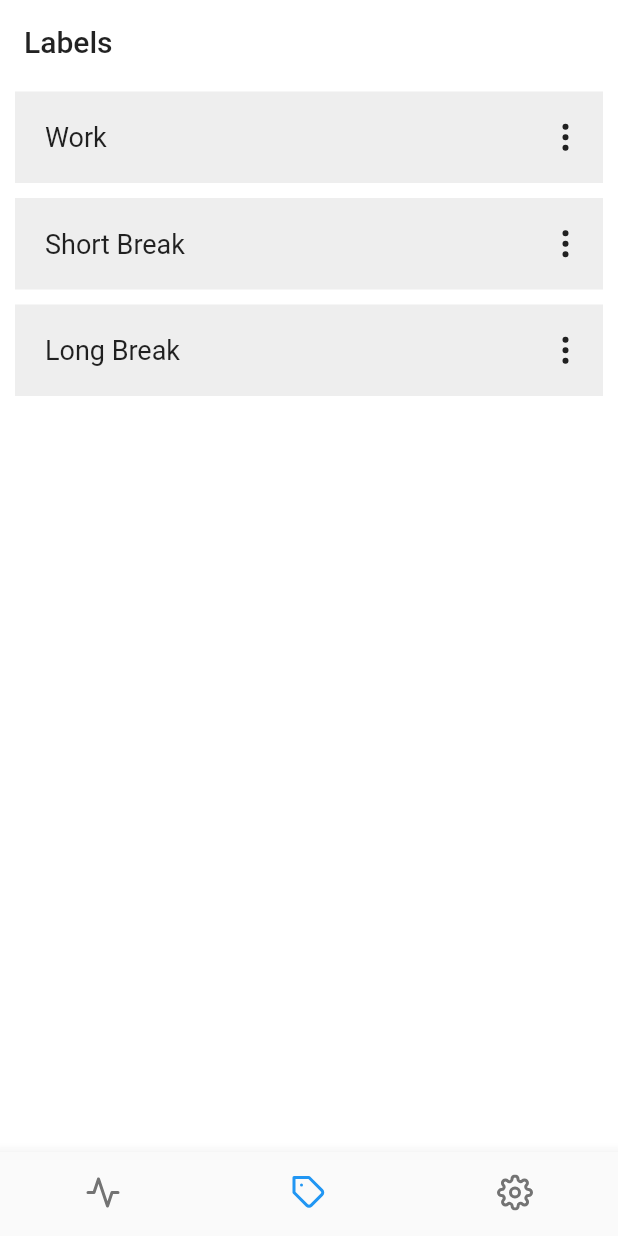
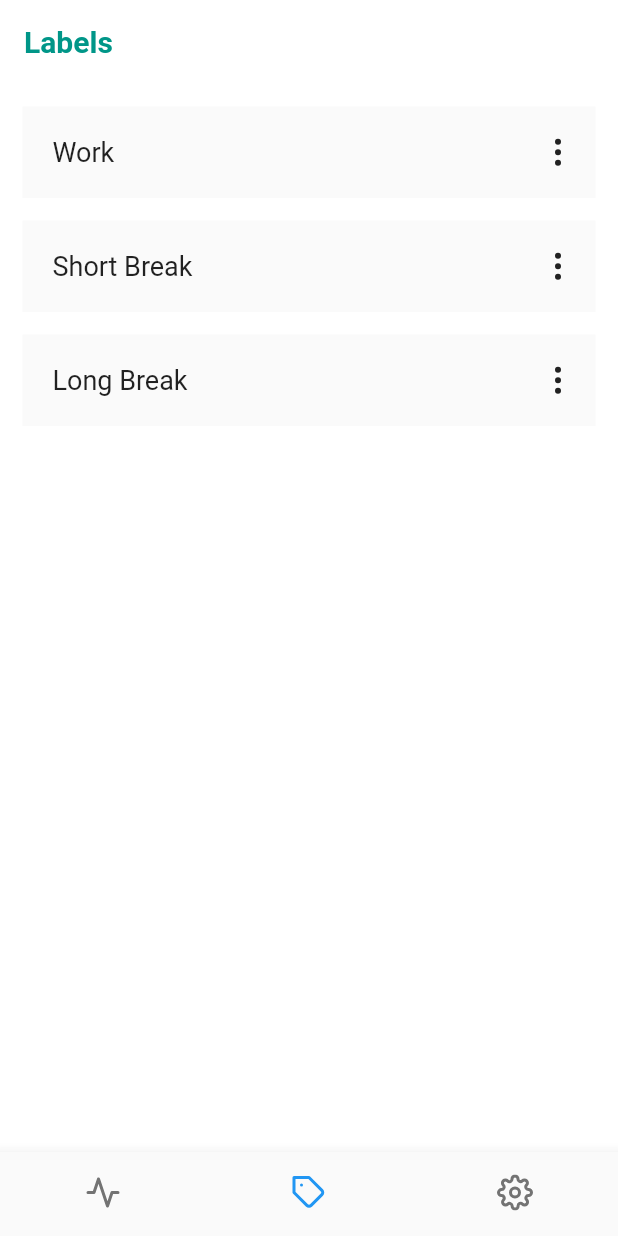
Before and after one commit to sanket143/hebi, a Flutter app: the screen it shows after launch, on a phone screen of 412 x 824 dp. Run offline on Flutter 3.47's test engine with Material 2 defaults, Android fonts, the phone set to English and light mode, and no system bars; our stand-ins replace feather_icons_flutter.

Commit message:
feat(labels): timer and label description

```diff
--- a/lib/pages/home.dart
+++ b/lib/pages/home.dart
@@ -36,12 +36,16 @@ class _HomeState extends State<Home> with SingleTickerProviderStateMixin {
   @override
   Widget build(BuildContext context) {
     return MaterialApp(
+      theme: ThemeData(
+        primaryColor: Colors.teal
+      ),
       home: Scaffold(
         appBar: AppBar(
           title: Text(
             _childrenTitle[_index],
             style: TextStyle(
-              color: Colors.black87,
+              color: Colors.teal,
+              fontWeight: FontWeight.bold,
             ),
           ),
           backgroundColor: Colors.white,
--- a/lib/pages/labels.dart
+++ b/lib/pages/labels.dart
@@ -3,42 +3,96 @@ import 'package:flutter/material.dart';
 
 import 'timer.dart';
 
-class Labels extends StatelessWidget {
+class Labels extends StatefulWidget {
+  @override
+  _LabelsState createState() => _LabelsState();
+}
+
+class _LabelsState extends State<Labels> {
+  final List _labels = [
+    {
+      "labelName": "Work",
+      "time": 1800,
+    },
+    {
+      "labelName": "Short Break",
+      "time": 1900,
+    },
+    {
+      "labelName": "Long Break",
+      "time": 2100,
+    },
+  ];
+  int _current_edit = -1;
+
   @override
   Widget build(BuildContext context) {
     return Container(
       color: Colors.white,
       child: ListView(
-        children: <Widget>[
-          Label("Work", 1800),
-          Label("Short Break", 1900),
-          Label("Long Break", 2100),
-        ],
+        children: _labels
+            .asMap()
+            .map(
+              (idx, item) => MapEntry(
+                idx,
+                Label(
+                  idx,
+                  labelName: item["labelName"],
+                  time: item["time"],
+                  editMode: _current_edit == idx,
+                  onToggleEdit: (index) {
+                    setState(() {
+                      this._current_edit = _current_edit == idx ? -1 : idx;
+                    });
+                  },
+                ),
+              ),
+            )
+            .values
+            .toList(),
       ),
     );
   }
 }
 
-class Label extends StatelessWidget {
+class Label extends StatefulWidget {
+  final int index;
   final String labelName;
   final int time;
+  final bool editMode;
+  final void Function(int) onToggleEdit;
 
-  Label(this.labelName, this.time);
+  Label(
+    this.index, {
+    this.labelName,
+    this.time,
+    this.editMode,
+    this.onToggleEdit,
+  });
+
+  @override
+  _LabelState createState() => _LabelState();
+}
+
+class _LabelState extends State<Label> {
+  double _bodyHeight = 0;
 
   @override
   Widget build(BuildContext context) {
     return Padding(
-      padding: const EdgeInsets.fromLTRB(10.0, 5.0, 10.0, 5.0),
+      padding: const EdgeInsets.fromLTRB(15.0, 15.0, 15.0, 0.0),
       child: Container(
-        color: Color(0xFFEEEEEE),
-        child: Row(
+        color: Color(0xFFFAFAFA),
+        child: Column(
+          children: [
+            Row(
               children: <Widget>[
                 Expanded(
                   child: GestureDetector(
                     child: Padding(
                       padding: const EdgeInsets.all(20.0),
                       child: Text(
-                    labelName,
+                        widget.labelName,
                         style: TextStyle(fontSize: 18.0),
                       ),
                     ),
@@ -47,7 +101,7 @@ class Label extends StatelessWidget {
                         context,
                         MaterialPageRoute(
                           builder: (context) => TimerPage(
-                        session: time,
+                            session: widget.time,
                           ),
                         ),
                       );
@@ -60,49 +114,37 @@ class Label extends StatelessWidget {
                     width: 50.0,
                   ),
                   onTap: () {
-                showDialog(
-                  context: context,
-                  child: SimpleDialog(
-                    title: Text(labelName),
-                    children: [
-                      GestureDetector(
-                        onTap: () {
-                          print("Edit");
+                    widget.onToggleEdit(widget.index);
+                    setState(() {
+                      this._bodyHeight = this._bodyHeight == 100.0 ? 0.0 : 100.0;
+                    });
                   },
-                        child: Row(
-                          children: [
-                            Padding(
-                              padding: const EdgeInsets.all(15.0),
-                              child: Icon(FeatherIcons.edit2),
-                            ),
-                            Expanded(
-                              child: Text("Edit"),
                 ),
               ],
             ),
-                      ),
-                      GestureDetector(
-                        onTap: () {
-                          print("Delete");
-                        },
-                        child: Row(
-                          children: [
-                            Padding(
-                              padding: const EdgeInsets.all(15.0),
-                              child: Icon(FeatherIcons.delete),
-                            ),
-                            Text("Delete"),
-                          ],
-                        ),
-                      ),
-                    ],
-                  ),
-                );
-              },
-            ),
+            LabelEdit(widget.editMode)
           ],
         ),
       ),
     );
   }
 }
+
+class LabelEdit extends StatelessWidget {
+  final bool show;
+  final double _bodyHeight = 100;
+
+  LabelEdit(this.show);
+
+  @override
+  Widget build(BuildContext context) {
+    return Container(
+      child: AnimatedContainer(
+        child: Text("Description"),
+        curve: Curves.easeInOut,
+        duration: const Duration(milliseconds: 200),
+        height: show ? _bodyHeight : 0.0,
+      ),
+    );
+  }
+}
```
Lines whose indentation alone changed are shown as unchanged.
